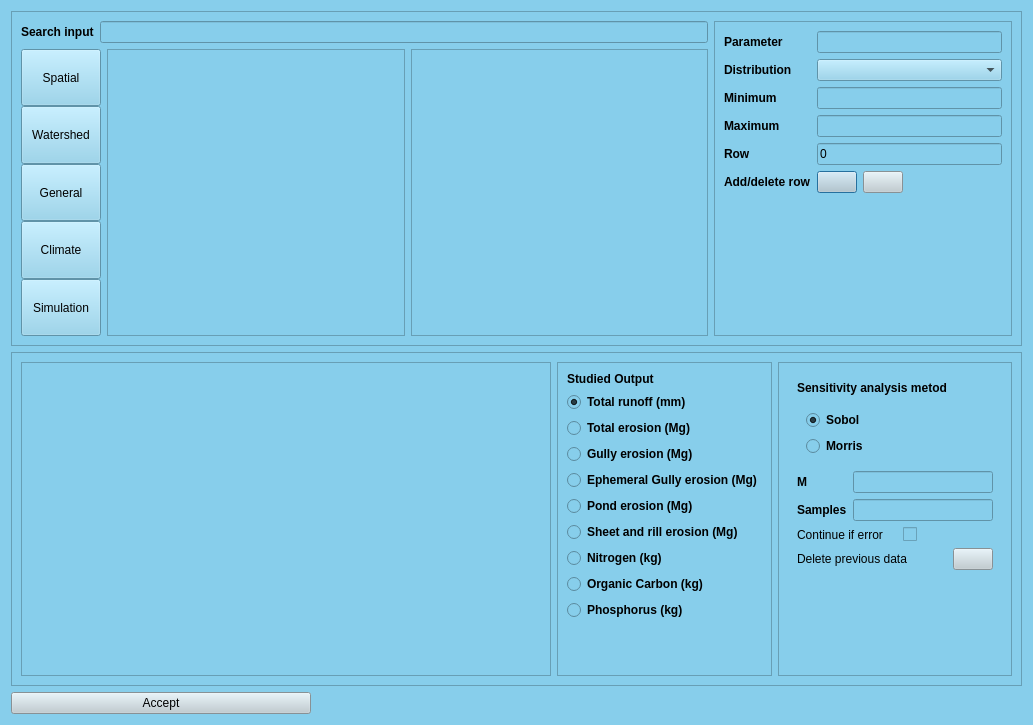
Old version of the form ui/sensitivity.ui in the repository Inigobarbe/QAnnAGNPS.
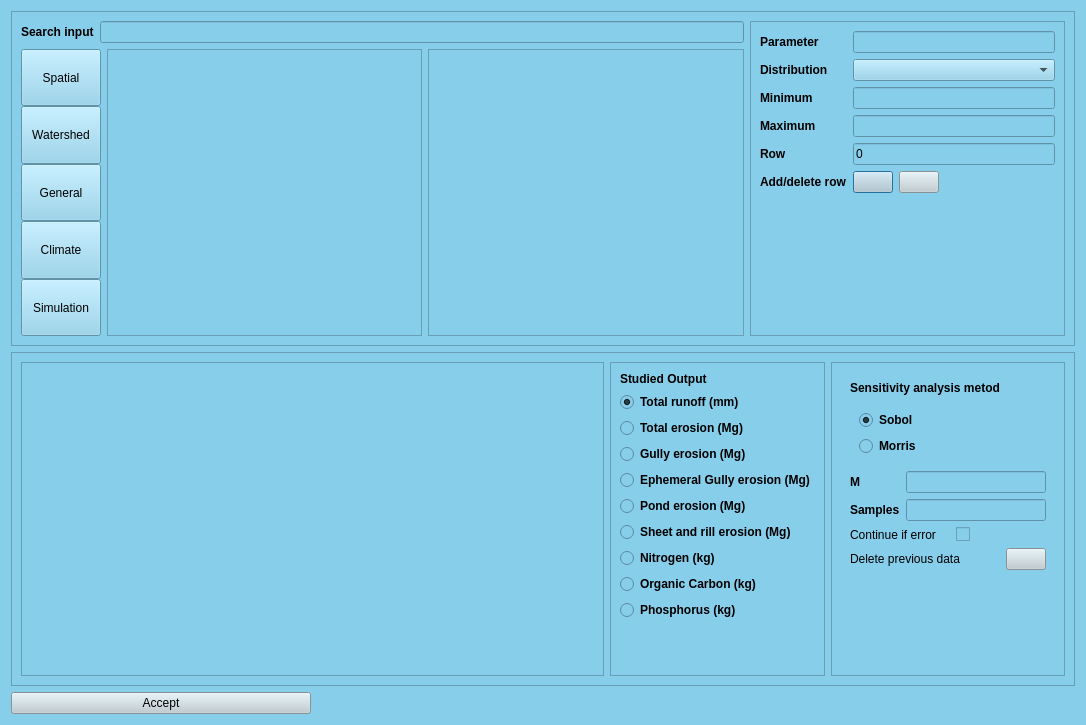
New version of the form.

What changed in the file:
```diff
--- a/ui/sensitivity.ui
+++ b/ui/sensitivity.ui
@@ -6,7 +6,7 @@
    <rect>
     <x>0</x>
     <y>0</y>
-    <width>1033</width>
+    <width>1086</width>
     <height>725</height>
    </rect>
   </property>
@@ -338,7 +338,7 @@
           <rect>
            <x>0</x>
            <y>0</y>
-           <width>298</width>
+           <width>316</width>
            <height>286</height>
           </rect>
          </property>
@@ -360,7 +360,7 @@
           <rect>
            <x>0</x>
            <y>0</y>
-           <width>298</width>
+           <width>315</width>
            <height>286</height>
           </rect>
          </property>
```
